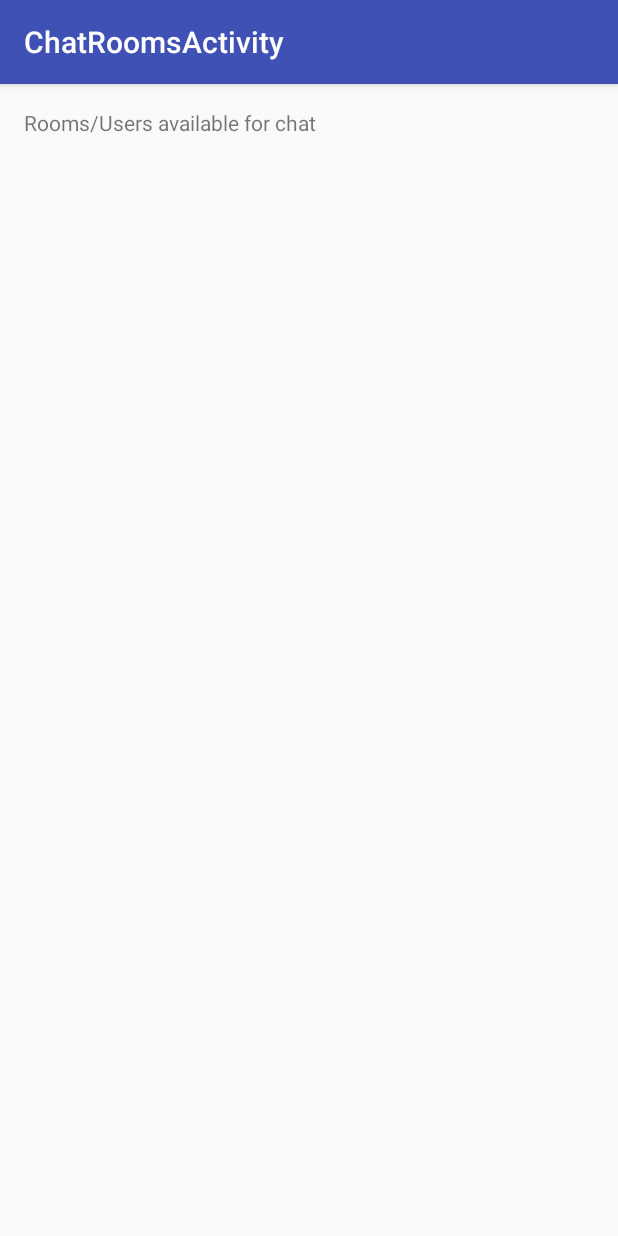
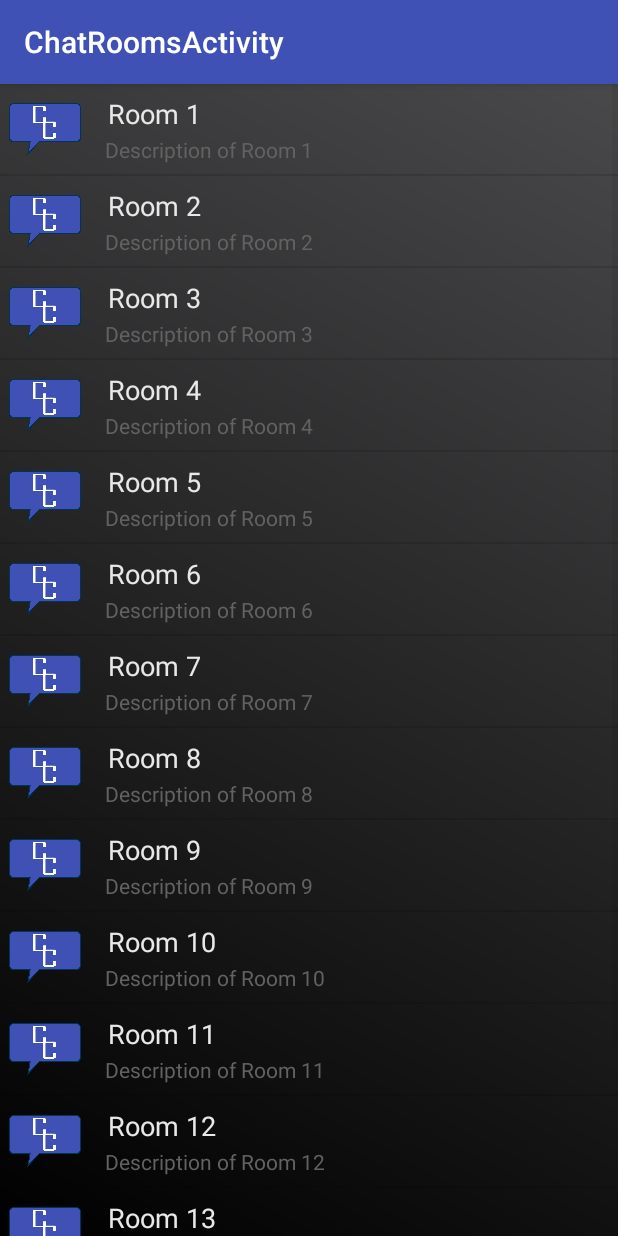
Before and after one commit to StanGraff/CentralChat, an Android app: the ChatRoomsActivity screen opened directly, with no data from a screen before it, on a phone screen of 412 x 824 dp. Run offline under Robolectric (Android 15) with nearby library versions, the phone set to English and light mode, and no system bars.

Commit message:
Added Chatrooms list and timestamp for messages received and sent.

```diff
--- /dev/null
+++ b/app/src/main/java/centralsoft/uco/edu/centralchat/ChatRoomListAdapter.java
@@ -0,0 +1,42 @@
+package centralsoft.uco.edu.centralchat;
+
+import android.app.Activity;
+import android.view.LayoutInflater;
+import android.view.View;
+import android.view.ViewGroup;
+import android.widget.ArrayAdapter;
+import android.widget.TextView;
+
+/**
+ * Created by Ivan on 10/30/2015.
+ */
+public class ChatRoomListAdapter extends ArrayAdapter<String> {
+
+    private final Activity context;
+    private final String[] roomList;
+    //  private final Integer[] imgid;
+    // Can take a image for a custom image for each room if we want. Else, we delete the commented out lines
+
+    public ChatRoomListAdapter(Activity context, String[] roomList) {
+        super(context, R.layout.chatroom_listview, roomList);
+
+        this.context = context;
+        this.roomList = roomList;
+        //  this.imgid=imgid;
+    }
+
+    public View getView(int position, View view, ViewGroup parent) {
+        LayoutInflater inflater = context.getLayoutInflater();
+        View showRow = inflater.inflate(R.layout.chatroom_listview, null, true);
+
+        TextView txtTitle = (TextView) showRow.findViewById(R.id.item);
+        //  ImageView imageView = (ImageView) rowView.findViewById(R.id.icon);
+        TextView roomDescription = (TextView) showRow.findViewById(R.id.description);
+
+        txtTitle.setText(roomList[position]);
+        //  imageView.setImageResource(imgid[position]);
+        roomDescription.setText("Description of " + roomList[position]);
+        return showRow;
+
+    }
+}
--- a/app/src/main/java/centralsoft/uco/edu/centralchat/ChatRoomsActivity.java
+++ b/app/src/main/java/centralsoft/uco/edu/centralchat/ChatRoomsActivity.java
@@ -4,13 +4,53 @@ import android.os.Bundle;
 import android.support.v7.app.AppCompatActivity;
 import android.view.Menu;
 import android.view.MenuItem;
+import android.view.View;
+import android.widget.AdapterView;
+import android.widget.ListView;
+import android.widget.Toast;
 
 public class ChatRoomsActivity extends AppCompatActivity {
+
+    private ListView chatRoomList;
+
+    String[] listOfRooms = {
+            "Room 1",
+            "Room 2",
+            "Room 3",
+            "Room 4",
+            "Room 5",
+            "Room 6",
+            "Room 7",
+            "Room 8",
+            "Room 9",
+            "Room 10",
+            "Room 11",
+            "Room 12",
+            "Room 13",
+            "Room 14",
+            "Room 15"
+    };
 
     @Override
     protected void onCreate(Bundle savedInstanceState) {
         super.onCreate(savedInstanceState);
         setContentView(R.layout.activity_chat_rooms);
+
+        ChatRoomListAdapter adapter = new ChatRoomListAdapter(this, listOfRooms);
+        chatRoomList = (ListView) findViewById(R.id.roomList);
+        chatRoomList.setAdapter(adapter);
+
+        chatRoomList.setOnItemClickListener(new AdapterView.OnItemClickListener() {
+
+            @Override
+            public void onItemClick(AdapterView<?> parent, View view,
+                                    int position, long id) {
+                String Selecteditem = listOfRooms[+position];
+                Toast.makeText(getApplicationContext(), Selecteditem + " Selected", Toast.LENGTH_SHORT).show();
+
+            }
+        });
+
     }
 
     @Override
--- a/app/src/main/res/layout/activity_chat_rooms.xml
+++ b/app/src/main/res/layout/activity_chat_rooms.xml
@@ -1,12 +1,12 @@
 <RelativeLayout xmlns:android="http://schemas.android.com/apk/res/android"
-    xmlns:tools="http://schemas.android.com/tools" android:layout_width="match_parent"
-    android:layout_height="match_parent" android:paddingLeft="@dimen/activity_horizontal_margin"
-    android:paddingRight="@dimen/activity_horizontal_margin"
-    android:paddingTop="@dimen/activity_vertical_margin"
-    android:paddingBottom="@dimen/activity_vertical_margin"
-    tools:context="centralsoft.uco.edu.centralchat.ChatRoomsActivity">
+    xmlns:tools="http://schemas.android.com/tools"
+    android:layout_width="match_parent"
+    android:layout_height="match_parent"
+    tools:context="{relativePackage}.${activityClass}"
+    android:background="@drawable/background">
 
-    <TextView android:text="Rooms/Users available for chat" android:layout_width="wrap_content"
-        android:layout_height="wrap_content" />
-
+    <ListView
+        android:id="@+id/roomList"
+        android:layout_width="fill_parent"
+        android:layout_height="fill_parent" />
 </RelativeLayout>
--- /dev/null
+++ b/app/src/main/res/layout/chatroom_listview.xml
@@ -0,0 +1,39 @@
+<?xml version="1.0" encoding="utf-8"?>
+<LinearLayout xmlns:android="http://schemas.android.com/apk/res/android"
+    android:layout_width="match_parent"
+    android:layout_height="match_parent"
+    android:orientation="horizontal">
+
+    <ImageView
+        android:id="@+id/icon"
+        android:layout_width="60dp"
+        android:layout_height="60dp"
+        android:padding="5dp"
+        android:src="@drawable/chat_central_logo" />
+
+
+    <LinearLayout
+        android:layout_width="wrap_content"
+        android:layout_height="wrap_content"
+        android:orientation="vertical">
+
+        <TextView
+            android:id="@+id/item"
+            android:layout_width="wrap_content"
+            android:layout_height="wrap_content"
+            android:text="Medium Text"
+            android:textAppearance="?android:attr/textAppearanceMedium"
+            android:layout_marginLeft="10dp"
+            android:layout_marginTop="5dp"
+            android:padding="2dp"
+            android:textColor="@color/chatMsgBgInput" />
+
+        <TextView
+            android:id="@+id/description"
+            android:layout_width="wrap_content"
+            android:layout_height="wrap_content"
+            android:text="TextView"
+            android:layout_marginLeft="10dp"
+            android:textColor="@color/chatMsgInput" />
+    </LinearLayout>
+</LinearLayout>
```
Also changed, not shown: app/src/main/java/centralsoft/uco/edu/centralchat/ChatActivity.java (+51 -11 lines), app/src/main/java/centralsoft/uco/edu/centralchat/ChatRoomsFragment.java (deleted, +0 -14 lines), app/src/main/java/centralsoft/uco/edu/centralchat/Message.java (added, +75 -0 lines), app/src/main/java/centralsoft/uco/edu/centralchat/MessageListAdapter.java (added, +74 -0 lines), app/src/main/res/layout/activity_chat.xml (+4 -3 lines), app/src/main/res/layout/activity_chat_rooms_fragment.xml (deleted, +0 -15 lines), app/src/main/res/layout/incoming_message_item.xml (added, +52 -0 lines), app/src/main/res/layout/sent_message_item.xml (added, +54 -0 lines), 1 other file.
